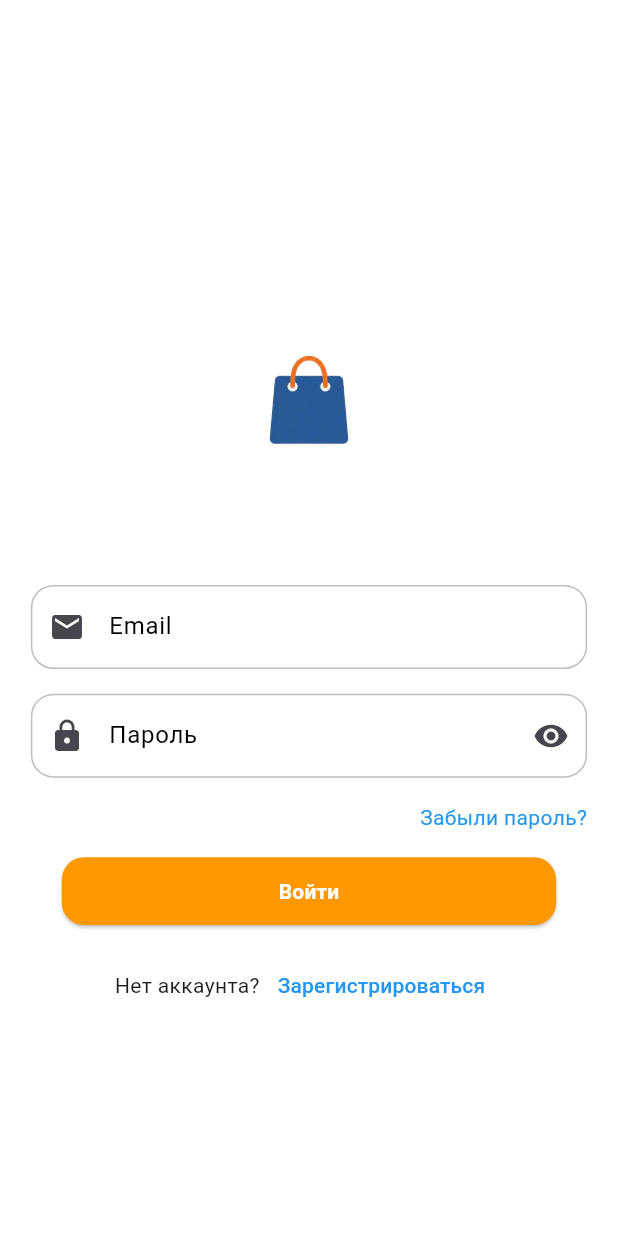
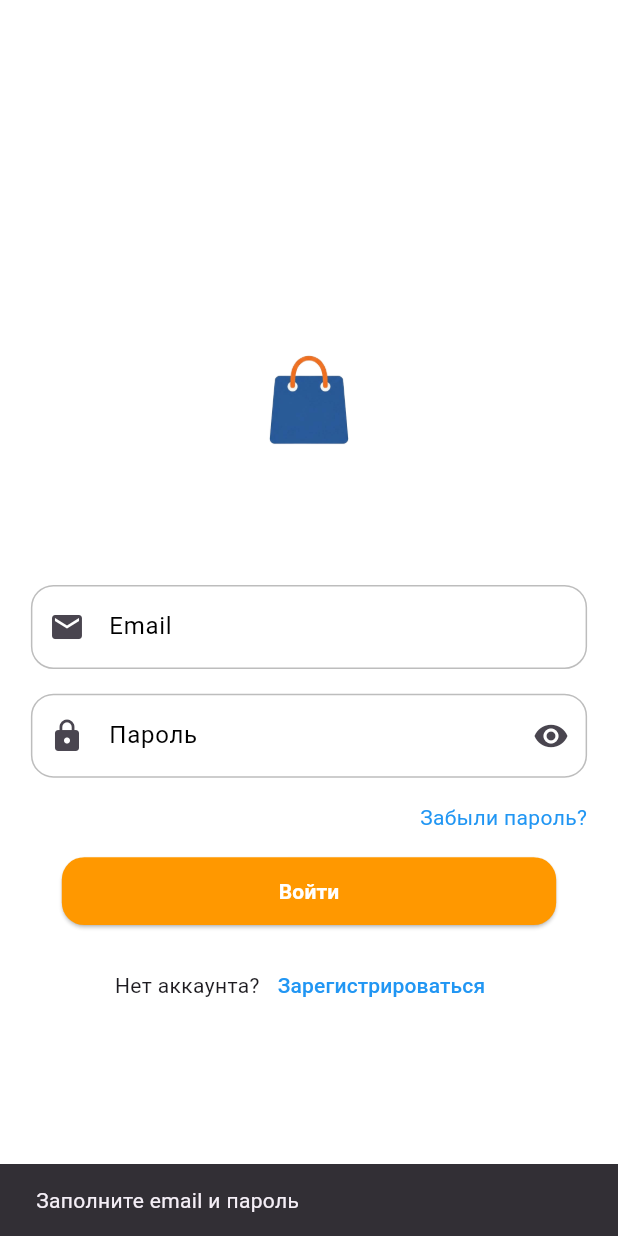
Before and after one commit to CatShredia/ktits-repository, a Flutter app: the screen it shows after launch, after a tap on "Войти", on a phone screen of 412 x 824 dp. Run offline on Flutter 3.47's test engine with Material 3 defaults, Android fonts, the phone set to English and light mode, and no system bars; our stand-ins replace supabase_flutter; accounts and stored records are empty.

Commit message:
flutter test_application patch 2 supabase_connection fix 3

```diff
--- a/flutter_application_1/lib/auth_page.dart
+++ b/flutter_application_1/lib/auth_page.dart
@@ -1,4 +1,5 @@
 import 'package:flutter/material.dart';
+import 'package:supabase_flutter/supabase_flutter.dart';
 
 class AuthPage extends StatefulWidget {
   const AuthPage({super.key});
@@ -8,6 +9,67 @@ class AuthPage extends StatefulWidget {
 }
 
 class _AuthPageState extends State<AuthPage> {
+  final TextEditingController _emailController = TextEditingController();
+  final TextEditingController _passwordController = TextEditingController();
+  bool _isLoading = false;
+  bool _obscurePassword = true;
+
+  @override
+  void dispose() {
+    _emailController.dispose();
+    _passwordController.dispose();
+    super.dispose();
+  }
+
+  Future<void> _showMessage(String message) async {
+    if (!mounted) return;
+    ScaffoldMessenger.of(
+      context,
+    ).showSnackBar(SnackBar(content: Text(message)));
+  }
+
+  Future<void> _login() async {
+    final email = _emailController.text.trim();
+    final password = _passwordController.text;
+
+    if (email.isEmpty || password.isEmpty) {
+      _showMessage('Заполните email и пароль');
+      return;
+    }
+
+    setState(() => _isLoading = true);
+    try {
+      final response = await Supabase.instance.client.auth.signInWithPassword(
+        email: email,
+        password: password,
+      );
+
+      // Проверяем, что пользователь успешно вошёл
+      final user = response.user;
+      if (user == null) {
+        _showMessage('Ошибка входа: пользователь не найден или пароль неверен');
+        if (mounted) setState(() => _isLoading = false);
+        return;
+      }
+
+      _showMessage('Вход успешен');
+      if (mounted) Navigator.pushNamed(context, '/');
+    } catch (e) {
+      String errorMsg = 'Ошибка входа';
+      if (e.toString().contains('Invalid login')) {
+        errorMsg = 'Неверный email или пароль';
+      } else if (e.toString().contains('User not found')) {
+        errorMsg = 'Пользователь не найден';
+      } else if (e.toString().contains('Email not confirmed')) {
+        errorMsg = 'Email не подтверждён. Проверьте ваш почтовый ящик.';
+      } else {
+        errorMsg = 'Ошибка: ${e.toString()}';
+      }
+      _showMessage(errorMsg);
+    }
+    if (mounted) setState(() => _isLoading = false);
+  }
+
   @override
   Widget build(BuildContext context) {
     return Scaffold(
@@ -25,6 +87,8 @@ class _AuthPageState extends State<AuthPage> {
             SizedBox(
               width: MediaQuery.of(context).size.width * 0.9,
               child: TextField(
+                controller: _emailController,
+                keyboardType: TextInputType.emailAddress,
                 cursorColor: Colors.black,
                 style: TextStyle(color: Colors.orange),
                 decoration: InputDecoration(
@@ -47,6 +111,8 @@ class _AuthPageState extends State<AuthPage> {
             SizedBox(
               width: MediaQuery.of(context).size.width * 0.9,
               child: TextField(
+                controller: _passwordController,
+                obscureText: _obscurePassword,
                 cursorColor: Colors.black,
                 decoration: InputDecoration(
                   labelStyle: TextStyle(color: Colors.black),
@@ -54,8 +120,13 @@ class _AuthPageState extends State<AuthPage> {
                   hintText: 'Введите пароль',
                   prefixIcon: Icon(Icons.lock),
                   suffixIcon: IconButton(
-                    onPressed: () {},
-                    icon: Icon(Icons.visibility),
+                    onPressed: () =>
+                        setState(() => _obscurePassword = !_obscurePassword),
+                    icon: Icon(
+                      _obscurePassword
+                          ? Icons.visibility
+                          : Icons.visibility_off,
+                    ),
                   ),
                   focusedBorder: OutlineInputBorder(
                     borderRadius: BorderRadius.circular(15),
@@ -90,14 +161,14 @@ class _AuthPageState extends State<AuthPage> {
                 style: ButtonStyle(
                   shape: WidgetStatePropertyAll(
                     RoundedRectangleBorder(
-                      borderRadius: BorderRadiusGeometry.circular(15),
+                      borderRadius: BorderRadius.circular(15),
                     ),
                   ),
                   backgroundColor: WidgetStatePropertyAll(Colors.orange),
                 ),
-                onPressed: () {},
+                onPressed: _isLoading ? null : _login,
                 child: Text(
-                  'Войти',
+                  _isLoading ? 'Подождите...' : 'Войти',
                   style: TextStyle(
                     color: Colors.white,
                     fontWeight: FontWeight.bold,
--- a/flutter_application_1/lib/register_page.dart
+++ b/flutter_application_1/lib/register_page.dart
@@ -46,15 +46,11 @@ class _RegisterPageState extends State<RegisterPage> {
 
     setState(() => _isLoading = true);
     try {
-      // Регистрация через Supabase Auth, затем создаём запись в таблице `users`
-      // с `id = auth.user.id`. Это гарантирует, что `id` не будет NULL
-      // если в базе используется auth.uid() в DEFAULT или RLS.
       final signUpRes = await Supabase.instance.client.auth.signUp(
         email: email,
         password: password,
       );
 
-      // Получаем user id. Иногда signUp возвращает user, иногда нужно взять currentUser.
       final user = signUpRes?.user ?? Supabase.instance.client.auth.currentUser;
       if (user == null || user.id == null) {
         _showMessage('Не удалось зарегистрировать пользователя');
@@ -62,7 +58,6 @@ class _RegisterPageState extends State<RegisterPage> {
         return;
       }
 
-      // Создаём профиль/строку в таблице `users`. Передаём `id` явным образом.
       final insertRes = await Supabase.instance.client.from('users').insert({
         'id': user.id,
         'email': email,
```
Also changed, not shown: 1 other file.
